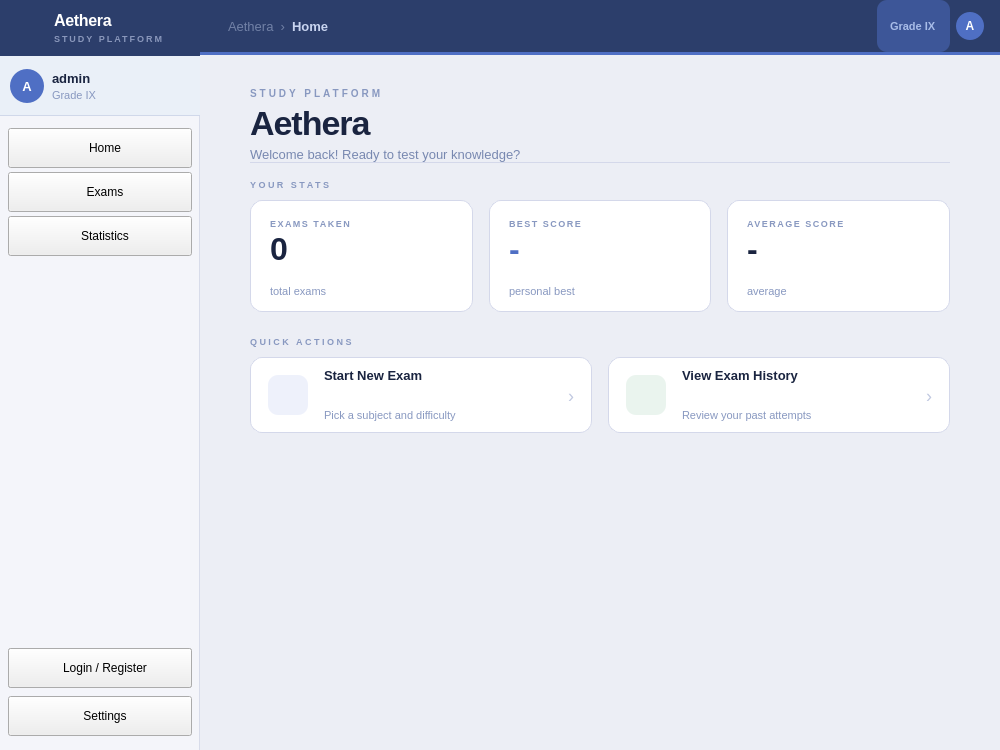
Before: the Qt Designer form src/ui/home/home.ui in DIDimov24/Aethera, drawn with Qt 5.
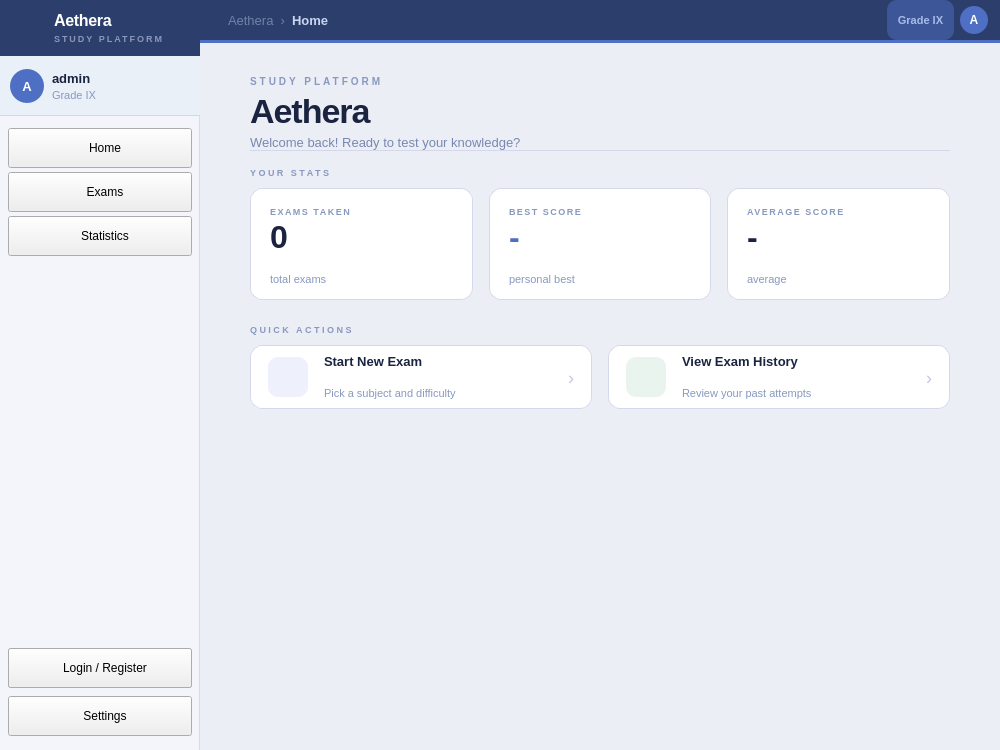
After: the same form once the commit is applied. Icons and pictures are not drawn.

Patch:
```diff
--- a/src/ui/home/home.ui
+++ b/src/ui/home/home.ui
@@ -153,17 +153,22 @@
 
       <item>
        <widget class="QWidget" name="topBar" native="true">
-        <property name="minimumSize"><size><width>0</width><height>52</height></size></property>
-        <property name="maximumSize"><size><width>16777215</width><height>52</height></size></property>
+        <property name="minimumSize"><size><width>0</width><height>40</height></size></property>
+        <property name="maximumSize"><size><width>16777215</width><height>40</height></size></property>
         <layout class="QHBoxLayout" name="topBarLayout">
          <property name="leftMargin"><number>28</number></property>
          <property name="topMargin"><number>0</number></property>
-         <property name="rightMargin"><number>16</number></property>
+         <property name="rightMargin"><number>12</number></property>
          <property name="bottomMargin"><number>0</number></property>
          <item><widget class="QLabel" name="labelTopBarBreadcrumb"><property name="text"><string>Aethera  ›</string></property></widget></item>
          <item><widget class="QLabel" name="labelTopBarPage"><property name="text"><string>Home</string></property></widget></item>
          <item><spacer name="topBarSpacer"><property name="orientation"><enum>Qt::Orientation::Horizontal</enum></property><property name="sizeHint" stdset="0"><size><width>40</width><height>20</height></size></property></spacer></item>
-         <item><widget class="QLabel" name="labelTopBarGrade"><property name="text"><string>Grade IX</string></property></widget></item>
+         <item>
+          <widget class="QLabel" name="labelTopBarGrade">
+           <property name="text"><string>Grade IX</string></property>
+           <property name="alignment"><set>Qt::AlignmentFlag::AlignVCenter|Qt::AlignmentFlag::AlignHCenter</set></property>
+          </widget>
+         </item>
          <item>
           <widget class="QWidget" name="labelTopBarAvatar" native="true">
            <widget class="QLabel" name="labelTopBarAvatarText">
@@ -251,22 +256,27 @@
         <item><widget class="QWidget" name="gap6" native="true"><property name="minimumSize"><size><width>0</width><height>10</height></size></property><property name="maximumSize"><size><width>16777215</width><height>10</height></size></property></widget></item>
         <item>
          <widget class="QWidget" name="quickRow" native="true">
-          <property name="minimumSize"><size><width>0</width><height>76</height></size></property>
-          <property name="maximumSize"><size><width>16777215</width><height>76</height></size></property>
+          <property name="minimumSize"><size><width>0</width><height>64</height></size></property>
+          <property name="maximumSize"><size><width>16777215</width><height>64</height></size></property>
           <layout class="QHBoxLayout" name="quickRowLayout">
            <property name="spacing"><number>16</number></property>
            <property name="leftMargin"><number>0</number></property><property name="topMargin"><number>0</number></property><property name="rightMargin"><number>0</number></property><property name="bottomMargin"><number>0</number></property>
            <item>
             <widget class="QPushButton" name="buttonQuickExam">
-             <property name="minimumSize"><size><width>0</width><height>76</height></size></property>
-             <property name="maximumSize"><size><width>16777215</width><height>76</height></size></property>
+             <property name="minimumSize"><size><width>0</width><height>64</height></size></property>
+             <property name="maximumSize"><size><width>16777215</width><height>64</height></size></property>
              <property name="cursor"><cursorShape>PointingHandCursor</cursorShape></property>
              <property name="text"><string/></property>
              <layout class="QHBoxLayout" name="quickExamLayout">
               <property name="spacing"><number>16</number></property><property name="leftMargin"><number>18</number></property><property name="topMargin"><number>0</number></property><property name="rightMargin"><number>18</number></property><property name="bottomMargin"><number>0</number></property>
               <item><widget class="QWidget" name="quickExamIcon" native="true"/></item>
               <item>
-               <layout class="QVBoxLayout" name="quickExamTextLayout"><property name="spacing"><number>3</number></property>
+               <layout class="QVBoxLayout" name="quickExamTextLayout">
+                <property name="spacing"><number>1</number></property>
+                <property name="leftMargin"><number>0</number></property>
+                <property name="topMargin"><number>0</number></property>
+                <property name="rightMargin"><number>0</number></property>
+                <property name="bottomMargin"><number>0</number></property>
                 <item><widget class="QLabel" name="labelQuickExamTitle"><property name="text"><string>Start New Exam</string></property></widget></item>
                 <item><widget class="QLabel" name="labelQuickExamSub"><property name="text"><string>Pick a subject and difficulty</string></property></widget></item>
                </layout>
@@ -278,15 +288,20 @@
            </item>
            <item>
             <widget class="QPushButton" name="buttonQuickHistory">
-             <property name="minimumSize"><size><width>0</width><height>76</height></size></property>
-             <property name="maximumSize"><size><width>16777215</width><height>76</height></size></property>
+             <property name="minimumSize"><size><width>0</width><height>64</height></size></property>
+             <property name="maximumSize"><size><width>16777215</width><height>64</height></size></property>
              <property name="cursor"><cursorShape>PointingHandCursor</cursorShape></property>
              <property name="text"><string/></property>
              <layout class="QHBoxLayout" name="quickHistoryLayout">
               <property name="spacing"><number>16</number></property><property name="leftMargin"><number>18</number></property><property name="topMargin"><number>0</number></property><property name="rightMargin"><number>18</number></property><property name="bottomMargin"><number>0</number></property>
               <item><widget class="QWidget" name="quickHistoryIcon" native="true"/></item>
               <item>
-               <layout class="QVBoxLayout" name="quickHistoryTextLayout"><property name="spacing"><number>3</number></property>
+               <layout class="QVBoxLayout" name="quickHistoryTextLayout">
+                <property name="spacing"><number>1</number></property>
+                <property name="leftMargin"><number>0</number></property>
+                <property name="topMargin"><number>0</number></property>
+                <property name="rightMargin"><number>0</number></property>
+                <property name="bottomMargin"><number>0</number></property>
                 <item><widget class="QLabel" name="labelQuickHistoryTitle"><property name="text"><string>View Exam History</string></property></widget></item>
                 <item><widget class="QLabel" name="labelQuickHistorySub"><property name="text"><string>Review your past attempts</string></property></widget></item>
                </layout>
```
Left out of the diff: 13 changed lines with no effect on the pictures.
